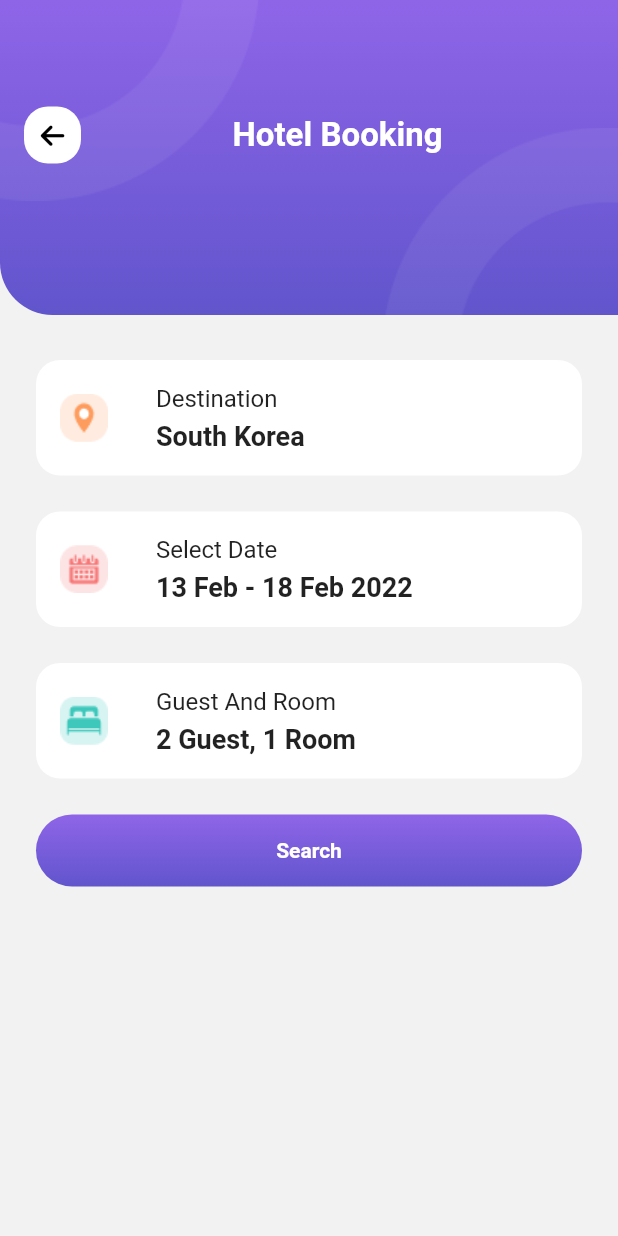
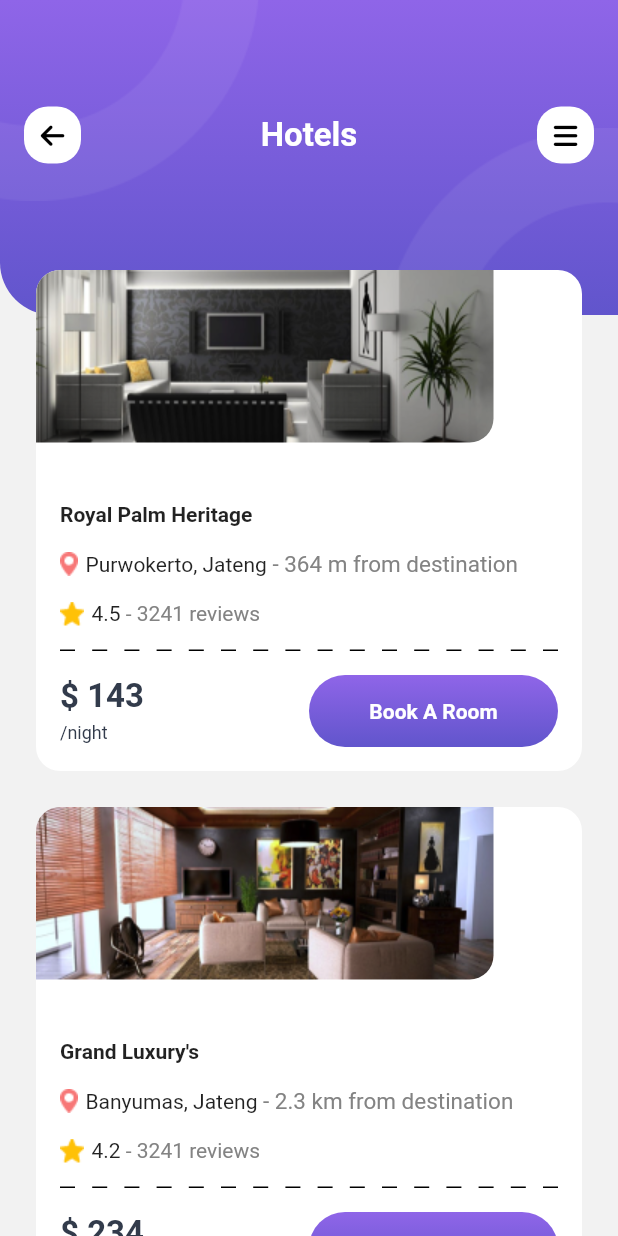
Before and after one commit to QuangPV10/Travel_Flutter, a Flutter app: the HotelBookingScreen screen opened directly, after a tap on "Search", on a phone screen of 412 x 824 dp. Run offline on Flutter 3.47's test engine with Material 2 defaults, Android fonts, the light colour scheme and no system bars; our stand-ins replace font_awesome_flutter, hive_flutter, salomon_bottom_bar, smooth_page_indicator, syncfusion_flutter_datepicker; accounts and stored records are empty.

Commit message:
hotels screen

```diff
--- /dev/null
+++ b/lib/src/helpers/dummy_data.dart
@@ -0,0 +1,32 @@
+import 'package:travel_ui_200lab/src/constant/asset_constant.dart';
+import 'package:travel_ui_200lab/src/models/hotel.dart';
+
+final List<HotelModel> listHotel = [
+  HotelModel(
+    hotelImage: hotel1Img,
+    hotelName: 'Royal Palm Heritage',
+    location: 'Purwokerto, Jateng',
+    awayKilometer: '364 m',
+    star: 4.5,
+    numberOfReview: 3241,
+    price: 143,
+  ),
+  HotelModel(
+    hotelImage: hotel2Img,
+    hotelName: 'Grand Luxury\'s',
+    location: 'Banyumas, Jateng',
+    awayKilometer: '2.3 km',
+    star: 4.2,
+    numberOfReview: 3241,
+    price: 234,
+  ),
+  HotelModel(
+    hotelImage: hotel3Img,
+    hotelName: 'The Orlando House',
+    location: 'Ajibarang, Jateng',
+    awayKilometer: '1.1 km',
+    star: 3.8,
+    numberOfReview: 1234,
+    price: 132,
+  ),
+];
--- /dev/null
+++ b/lib/src/models/hotel.dart
@@ -0,0 +1,19 @@
+class HotelModel {
+  HotelModel({
+    required this.hotelImage,
+    required this.hotelName,
+    required this.location,
+    required this.awayKilometer,
+    required this.star,
+    required this.numberOfReview,
+    required this.price,
+  });
+
+  final String hotelImage;
+  final String hotelName;
+  final String location;
+  final String awayKilometer;
+  final double star;
+  final int numberOfReview;
+  final int price;
+}
--- a/lib/src/screens/hotel_booking_screen.dart
+++ b/lib/src/screens/hotel_booking_screen.dart
@@ -3,6 +3,7 @@
 import 'package:travel_ui_200lab/src/constant/dimension_constant.dart';
 import 'package:travel_ui_200lab/src/helpers/image_helper.dart';
 import 'package:travel_ui_200lab/src/screens/guest_room_screen.dart';
+import 'package:travel_ui_200lab/src/screens/hotels_screen.dart';
 import 'package:travel_ui_200lab/src/screens/select_date_screen.dart';
 import 'package:travel_ui_200lab/widgets/app_bar_container.dart';
 import 'package:travel_ui_200lab/widgets/button_widget.dart';
@@ -68,7 +69,10 @@
                     description: '2 Guest, 1 Room',
                     title: 'Guest And Room'),
                 const SizedBox(height: kMediumPadding),
-                ButtonWidget(text: 'Search', onTap: () {})
+                ButtonWidget(
+                    text: 'Search',
+                    onTap: () => Navigator.of(context).push(MaterialPageRoute(
+                        builder: (context) => const HotelsScreen())))
               ],
             ),
           )),
--- /dev/null
+++ b/lib/src/screens/hotel_detail_screen.dart
@@ -0,0 +1,12 @@
+import 'package:flutter/material.dart';
+
+class HotelDetailScreen extends StatelessWidget {
+  const HotelDetailScreen({Key? key}) : super(key: key);
+
+  @override
+  Widget build(BuildContext context) {
+    return const Scaffold(
+      body: Center(child: Text('Booking Screen')),
+    );
+  }
+}
--- /dev/null
+++ b/lib/src/screens/hotels_screen.dart
@@ -0,0 +1,29 @@
+import 'package:flutter/material.dart';
+import 'package:travel_ui_200lab/src/helpers/dummy_data.dart';
+import 'package:travel_ui_200lab/widgets/app_bar_container.dart';
+import 'package:travel_ui_200lab/widgets/item_hotel.dart';
+
+class HotelsScreen extends StatefulWidget {
+  const HotelsScreen({Key? key}) : super(key: key);
+
+  @override
+  State<HotelsScreen> createState() => _HotelsScreenState();
+}
+
+class _HotelsScreenState extends State<HotelsScreen> {
+  @override
+  Widget build(BuildContext context) {
+    return Scaffold(
+        body: AppBarContainer(
+      titleString: 'Hotels',
+      impLeading: true,
+      impTrailing: true,
+      child: SingleChildScrollView(
+        child: Column(
+            children: listHotel
+                .map((hotelModel) => ItemHotel(hotelModel: hotelModel))
+                .toList()),
+      ),
+    ));
+  }
+}
--- a/lib/widgets/app_bar_container.dart
+++ b/lib/widgets/app_bar_container.dart
@@ -83,7 +83,7 @@
                                 borderRadius:
                                     BorderRadius.circular(kDefaultPadding)),
                             child: const Icon(
-                              FontAwesomeIcons.arrowLeft,
+                              FontAwesomeIcons.bars,
                               color: Colors.black,
                               size: kDefaultIconSize,
                             ),
@@ -115,7 +115,7 @@
             ),
           ),
           Container(
-            margin: const EdgeInsets.only(top: 190),
+            margin: const EdgeInsets.only(top: 180),
             padding: const EdgeInsets.symmetric(horizontal: kMediumPadding),
             child: child,
           )
--- /dev/null
+++ b/lib/widgets/dash_line.dart
@@ -0,0 +1,33 @@
+import 'package:flutter/material.dart';
+
+class DashLine extends StatelessWidget {
+  const DashLine({Key? key, this.height = 1, this.color = Colors.black})
+      : super(key: key);
+  final double height;
+  final Color color;
+
+  @override
+  Widget build(BuildContext context) {
+    return LayoutBuilder(
+      builder: (BuildContext context, BoxConstraints constraints) {
+        final boxWidth = constraints.constrainWidth();
+        const dashWidth = 10.0;
+        final dashHeight = height;
+        final dashCount = (boxWidth / (2 * dashWidth)).floor();
+        return Flex(
+          mainAxisAlignment: MainAxisAlignment.spaceBetween,
+          direction: Axis.horizontal,
+          children: List.generate(dashCount, (_) {
+            return SizedBox(
+              width: dashWidth,
+              height: dashHeight,
+              child: DecoratedBox(
+                decoration: BoxDecoration(color: color),
+              ),
+            );
+          }),
+        );
+      },
+    );
+  }
+}
--- /dev/null
+++ b/lib/widgets/item_hotel.dart
@@ -0,0 +1,119 @@
+import 'package:flutter/material.dart';
+import 'package:travel_ui_200lab/src/constant/asset_constant.dart';
+import 'package:travel_ui_200lab/src/constant/dimension_constant.dart';
+import 'package:travel_ui_200lab/src/constant/text_style_constant.dart';
+import 'package:travel_ui_200lab/src/helpers/image_helper.dart';
+import 'package:travel_ui_200lab/src/models/hotel.dart';
+import 'package:travel_ui_200lab/src/screens/hotel_detail_screen.dart';
+import 'package:travel_ui_200lab/widgets/button_widget.dart';
+import 'package:travel_ui_200lab/widgets/dash_line.dart';
+
+class ItemHotel extends StatelessWidget {
+  final HotelModel hotelModel;
+  const ItemHotel({required this.hotelModel, Key? key}) : super(key: key);
+
+  @override
+  Widget build(BuildContext context) {
+    return Container(
+      decoration: BoxDecoration(
+        borderRadius: BorderRadius.circular(kDefaultPadding),
+        color: Colors.white,
+      ),
+      margin: const EdgeInsets.only(bottom: kMediumPadding),
+      child: Column(
+        crossAxisAlignment: CrossAxisAlignment.start,
+        children: [
+          Container(
+            child: ImageHelper.loadFormAsset(
+              hotelModel.hotelImage,
+              radius: const BorderRadius.only(
+                topLeft: Radius.circular(
+                  kDefaultPadding,
+                ),
+                bottomRight: Radius.circular(
+                  kDefaultPadding,
+                ),
+              ),
+            ),
+          ),
+          Padding(
+            padding: const EdgeInsets.all(kDefaultPadding),
+            child:
+                Column(crossAxisAlignment: CrossAxisAlignment.start, children: [
+              const SizedBox(
+                height: kMediumPadding,
+              ),
+              Text(
+                hotelModel.hotelName,
+                style: const TextStyle(fontWeight: FontWeight.bold),
+              ),
+              const SizedBox(height: kDefaultPadding),
+              Row(
+                children: [
+                  ImageHelper.loadFormAsset(iconLocationBlank),
+                  const SizedBox(width: kMinPadding),
+                  Text(hotelModel.location),
+                  Expanded(
+                    child: Text(
+                      ' - ${hotelModel.awayKilometer} from destination',
+                      maxLines: 1,
+                      overflow: TextOverflow.ellipsis,
+                      style: TextStyles
+                          .defaultStyle.subTitleTextColor.fontCaption
+                          .copyWith(fontSize: 15),
+                    ),
+                  )
+                ],
+              ),
+              const SizedBox(height: kDefaultPadding),
+              Row(
+                children: [
+                  ImageHelper.loadFormAsset(iconStar),
+                  const SizedBox(width: kMinPadding),
+                  Text(hotelModel.star.toString()),
+                  Expanded(
+                    child: Text(
+                      ' - ${hotelModel.numberOfReview} reviews',
+                      style: TextStyles.defaultStyle.subTitleTextColor
+                          .copyWith(fontSize: 14),
+                    ),
+                  )
+                ],
+              ),
+              const SizedBox(height: kDefaultPadding),
+              const DashLine(),
+              const SizedBox(height: kDefaultPadding),
+              Row(
+                children: [
+                  Expanded(
+                    child: Column(
+                      crossAxisAlignment: CrossAxisAlignment.start,
+                      children: [
+                        Text(
+                          '\$ ${hotelModel.price}',
+                          style: TextStyles.defaultStyle.fontHeader.bold,
+                        ),
+                        const SizedBox(height: kMinPadding),
+                        Text(
+                          '/night',
+                          style: TextStyles.defaultStyle.fontCaption,
+                        ),
+                      ],
+                    ),
+                  ),
+                  Expanded(
+                      child: ButtonWidget(
+                          text: 'Book A Room',
+                          onTap: () => Navigator.of(context).push(
+                              MaterialPageRoute(
+                                  builder: (context) =>
+                                      const HotelDetailScreen()))))
+                ],
+              )
+            ]),
+          ),
+        ],
+      ),
+    );
+  }
+}
--- a/pubspec.yaml
+++ b/pubspec.yaml
@@ -40,6 +40,7 @@
   font_awesome_flutter: ^10.2.1
   syncfusion_flutter_datepicker: ^20.3.52
   intl: ^0.17.0
+  auto_size_text: ^3.0.0
 
 dev_dependencies:
   flutter_test:
```
Also changed, not shown: pubspec.lock.
